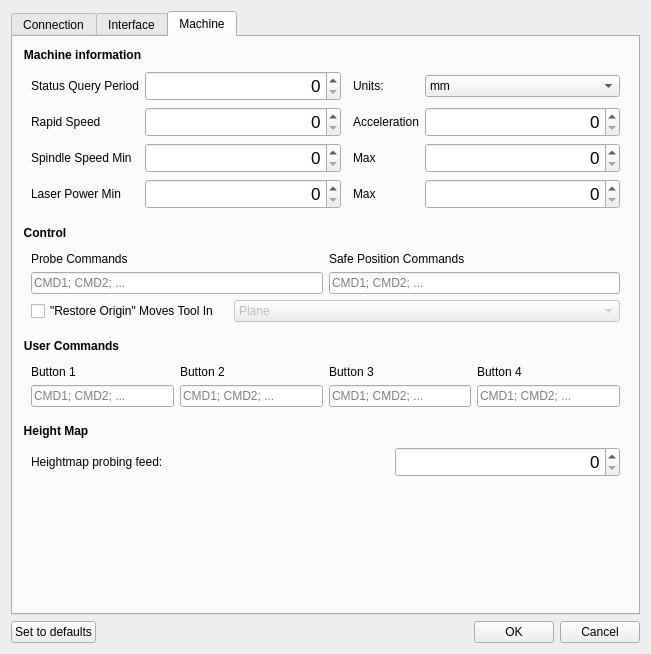
First picture: the form in View/SettingsForm.ui, repository octronic-uk/Candle, before the edit.
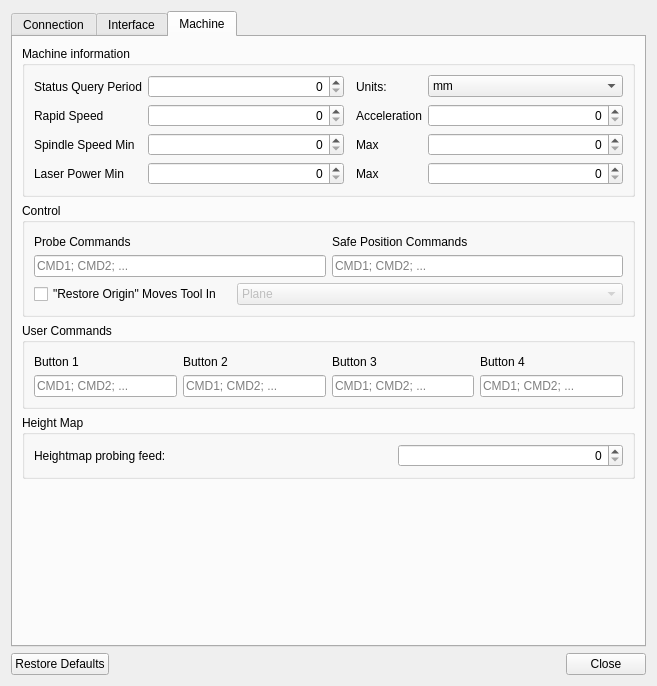
Second picture: the form after the edit. The open tabs and pages were chosen to show the change. Icons and pictures are not drawn.

Patch:
```diff
--- a/View/SettingsForm.ui
+++ b/View/SettingsForm.ui
@@ -6,29 +6,13 @@
    <rect>
     <x>0</x>
     <y>0</y>
-    <width>651</width>
-    <height>654</height>
+    <width>657</width>
+    <height>686</height>
    </rect>
   </property>
   <property name="windowTitle">
    <string>Settings</string>
   </property>
-  <property name="styleSheet">
-   <string notr="true">/*QWidget {
-	font-size: 9pt;
-}*/
-
-QSpinBox, QDoubleSpinBox {
-	padding-top: 1px;
-	padding-bottom: 1px;
-}
-
-QGroupBox {
-	border: none;
-	padding-top: 16;
-	font-weight: bold;
-}</string>
-  </property>
   <property name="modal">
    <bool>true</bool>
   </property>
@@ -891,11 +875,6 @@
            <layout class="QGridLayout" name="gridLayout_2" columnstretch="0,1,0,0,1">
             <item row="2" column="1">
              <widget class="QSpinBox" name="txtSpindleSpeedMin">
-              <property name="font">
-               <font>
-                <pointsize>13</pointsize>
-               </font>
-              </property>
               <property name="alignment">
                <set>Qt::AlignRight|Qt::AlignTrailing|Qt::AlignVCenter</set>
               </property>
@@ -916,11 +895,6 @@
             </item>
             <item row="0" column="1">
              <widget class="QSpinBox" name="txtQueryStateTime">
-              <property name="font">
-               <font>
-                <pointsize>13</pointsize>
-               </font>
-              </property>
               <property name="alignment">
                <set>Qt::AlignRight|Qt::AlignTrailing|Qt::AlignVCenter</set>
               </property>
@@ -984,11 +958,6 @@
             </item>
             <item row="1" column="1">
              <widget class="QSpinBox" name="txtRapidSpeed">
-              <property name="font">
-               <font>
-                <pointsize>13</pointsize>
-               </font>
-              </property>
               <property name="alignment">
                <set>Qt::AlignRight|Qt::AlignTrailing|Qt::AlignVCenter</set>
               </property>
@@ -1009,11 +978,6 @@
             </item>
             <item row="1" column="4">
              <widget class="QSpinBox" name="txtAcceleration">
-              <property name="font">
-               <font>
-                <pointsize>13</pointsize>
-               </font>
-              </property>
               <property name="alignment">
                <set>Qt::AlignRight|Qt::AlignTrailing|Qt::AlignVCenter</set>
               </property>
@@ -1041,11 +1005,6 @@
             </item>
             <item row="2" column="4">
              <widget class="QSpinBox" name="txtSpindleSpeedMax">
-              <property name="font">
-               <font>
-                <pointsize>13</pointsize>
-               </font>
-              </property>
               <property name="alignment">
                <set>Qt::AlignRight|Qt::AlignTrailing|Qt::AlignVCenter</set>
               </property>
@@ -1066,11 +1025,6 @@
             </item>
             <item row="3" column="1">
              <widget class="QSpinBox" name="txtLaserPowerMin">
-              <property name="font">
-               <font>
-                <pointsize>13</pointsize>
-               </font>
-              </property>
               <property name="alignment">
                <set>Qt::AlignRight|Qt::AlignTrailing|Qt::AlignVCenter</set>
               </property>
@@ -1091,11 +1045,6 @@
             </item>
             <item row="3" column="4">
              <widget class="QSpinBox" name="txtLaserPowerMax">
-              <property name="font">
-               <font>
-                <pointsize>13</pointsize>
-               </font>
-              </property>
               <property name="alignment">
                <set>Qt::AlignRight|Qt::AlignTrailing|Qt::AlignVCenter</set>
               </property>
@@ -1380,11 +1329,6 @@
             </item>
             <item row="3" column="2">
              <widget class="QSpinBox" name="txtHeightMapProbingFeed">
-              <property name="font">
-               <font>
-                <pointsize>13</pointsize>
-               </font>
-              </property>
               <property name="alignment">
                <set>Qt::AlignRight|Qt::AlignTrailing|Qt::AlignVCenter</set>
               </property>
@@ -1423,7 +1367,7 @@
      <item>
       <widget class="QPushButton" name="cmdDefaults">
        <property name="text">
-        <string>Set to defaults</string>
+        <string>Restore Defaults</string>
        </property>
        <property name="autoDefault">
         <bool>false</bool>
@@ -1446,17 +1390,7 @@
      <item>
       <widget class="QPushButton" name="cmdOK">
        <property name="text">
-        <string>OK</string>
-       </property>
-       <property name="autoDefault">
-        <bool>false</bool>
-       </property>
-      </widget>
-     </item>
-     <item>
-      <widget class="QPushButton" name="cmdCancel">
-       <property name="text">
-        <string>Cancel</string>
+        <string>Close</string>
        </property>
        <property name="autoDefault">
         <bool>false</bool>
```
Left out of the diff: 32 changed lines with no effect on the pictures.
